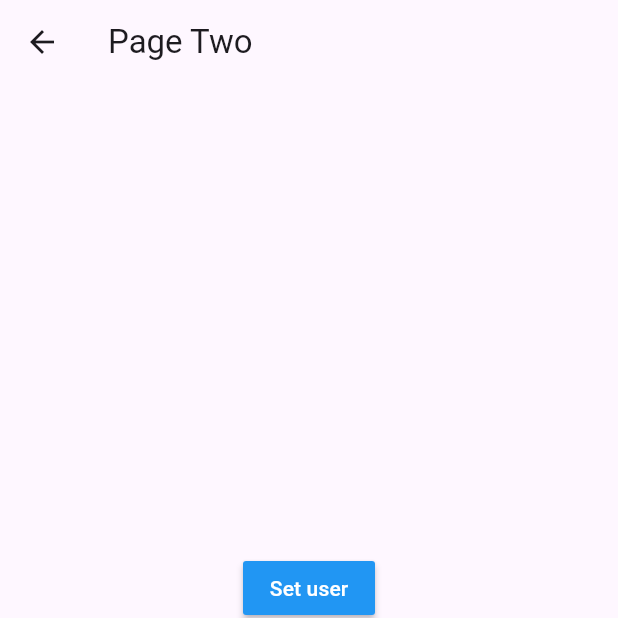
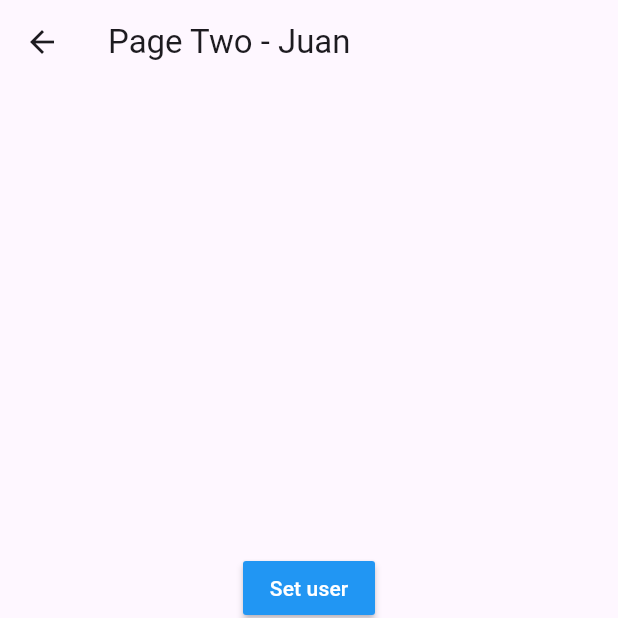
Before and after one commit to ingRodriguezSelvi/singleton_app, a Flutter app: the PageTwo screen opened by its route, after a tap on "Set user", on a phone screen of 412 x 824 dp, the top half of it. Run offline on Flutter 3.47's test engine with Material 3 defaults, Android fonts, the phone set to English and light mode, and no system bars; accounts and stored records are empty.

Commit message:
Fin singleton

```diff
--- a/lib/pages/page_one.dart
+++ b/lib/pages/page_one.dart
@@ -1,49 +1,64 @@
 import 'package:flutter/material.dart';
+import 'package:singleton_app/models/User.dart';
+import 'package:singleton_app/services/user_services.dart';
 
 class PageOne extends StatelessWidget {
   const PageOne({super.key});
 
   @override
   Widget build(BuildContext context) {
-    return  Scaffold(
-      appBar: AppBar(
-        title: const Text('Page One'),
-      ),
-        body: const UserInformation(),
+    return Scaffold(
+        appBar: AppBar(
+          title: const Text('Page One'),
+        ),
+        body: StreamBuilder<User>(
+          stream: userServices.userStream,
+          builder: (BuildContext context, AsyncSnapshot<User> snapshot) {
+            return snapshot.hasData
+                ? UserInformation(user: userServices.user)
+                : const Center(child: Text('No user information'));
+          },
+        ),
         floatingActionButton: FloatingActionButton(
           child: const Icon(Icons.arrow_forward),
           onPressed: () {
             Navigator.pushNamed(context, 'pageTwo');
           },
-        )
-    );
+        ));
   }
 }
 
 class UserInformation extends StatelessWidget {
-  const UserInformation({super.key});
+  final User user;
+
+  const UserInformation({super.key, required this.user});
 
   @override
   Widget build(BuildContext context) {
-    return  Container(
+    return Container(
       height: double.infinity,
       width: double.infinity,
       padding: const EdgeInsets.all(20),
-      child:  const Column(
+      child: Column(
         crossAxisAlignment: CrossAxisAlignment.start,
         children: [
-
-          Text('General Information', style: TextStyle(fontSize: 20, fontWeight: FontWeight.bold),),
-          Divider(),
+          const Text(
+            'General Information',
+            style: TextStyle(fontSize: 20, fontWeight: FontWeight.bold),
+          ),
+          const Divider(),
           ListTile(
-            title: Text('Name:'),
+            title: const Text('Name:'),
+            subtitle: Text(user.name),
           ),
           ListTile(
-            title: Text('Edad:')),
-
-          Text('Professional', style: TextStyle(fontSize: 20, fontWeight: FontWeight.bold),),
-          Divider(),
-          ListTile(
+              title: const Text('Edad:'), subtitle: Text(user.age.toString())),
+          const Text(
+            'Professional',
+            style: TextStyle(fontSize: 20, fontWeight: FontWeight.bold),
+          ),
+          const Divider(),
+          const ListTile(
             title: Text('Profession:'),
           ),
         ],
--- a/lib/pages/page_two.dart
+++ b/lib/pages/page_two.dart
@@ -1,4 +1,6 @@
 import 'package:flutter/material.dart';
+import 'package:singleton_app/models/User.dart';
+import 'package:singleton_app/services/user_services.dart';
 
 class PageTwo extends StatelessWidget {
   const PageTwo({super.key});
@@ -7,27 +9,41 @@ class PageTwo extends StatelessWidget {
   Widget build(BuildContext context) {
     return Scaffold(
         appBar: AppBar(
-          title: const Text('Page Two'),
+          title: StreamBuilder<User>(
+            stream: userServices.userStream,
+            builder: (BuildContext context, AsyncSnapshot<User> snapshot) {
+              return snapshot.hasData
+                  ? Text('Page Two - ${snapshot.data!.name}')
+                  : const Text('Page Two');
+            },
+          ),
         ),
         body: Center(
           child: Column(
             mainAxisAlignment: MainAxisAlignment.center,
             children: <Widget>[
-
+              MaterialButton(
+                  onPressed: () {
+                    userServices.setUser(User(
+                        name: 'Juan',
+                        age: 30,
+                        professions: ['Developer', 'Teacher']));
+                  },
+                  color: Colors.blue,
+                  child: const Text('Set user',
+                      style: TextStyle(color: Colors.white))),
+              MaterialButton(
+                  onPressed: () {
+                    userServices.changeAge(40);
+                  },
+                  color: Colors.blue,
+                  child: const Text('Change age',
+                      style: TextStyle(color: Colors.white))),
               MaterialButton(
                   onPressed: () {},
                   color: Colors.blue,
-                  child: const Text('Set user', style: TextStyle(color: Colors.white))),
-
-              MaterialButton(
-                  onPressed: () {},
-                  color: Colors.blue,
-                  child: const Text('Change age', style: TextStyle(color: Colors.white))),
-
-              MaterialButton(
-                  onPressed: () {},
-                  color: Colors.blue,
-                  child: const Text('Add profession', style: TextStyle(color: Colors.white))),
+                  child: const Text('Add profession',
+                      style: TextStyle(color: Colors.white))),
             ],
           ),
         ),
--- /dev/null
+++ b/lib/services/user_services.dart
@@ -0,0 +1,33 @@
+import 'dart:async';
+
+import 'package:singleton_app/models/User.dart';
+
+class _UserServices {
+
+  User? _user;
+
+  final StreamController<User> _userStreamController = StreamController<User>.broadcast();
+
+  User get user => _user!;
+
+  bool get existsUser => _user != null ;
+
+  Stream<User> get userStream => _userStreamController.stream;
+
+  void setUser(User user) {
+    _user = user;
+    _userStreamController.add(user);
+  }
+
+  void changeAge(int age) {
+    _user!.age = age;
+  }
+
+  dispose() {
+    _userStreamController.close();
+  }
+
+}
+
+
+final userServices = _UserServices();
```
